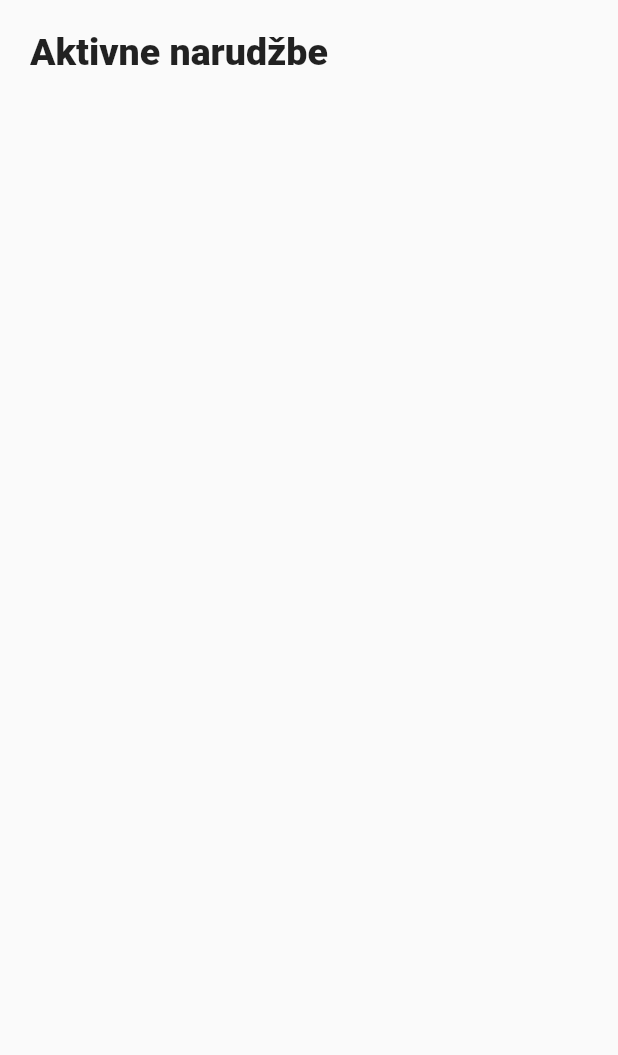
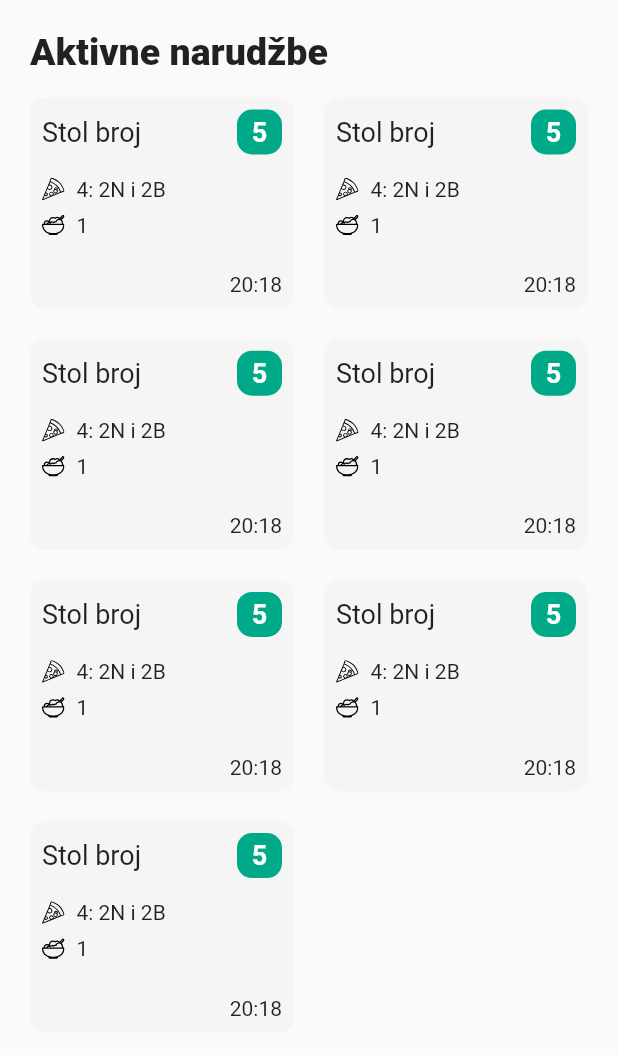
Before and after one commit to Mario06-dev/order_system_app, a Flutter app: the OrdersScreen widget shown alone on an empty page, opened directly, on a phone screen of 412 x 824 dp. Shown: the top 1055 px of the screen. Run offline on Flutter 3.47's test engine with Material 2 defaults, Android fonts, the light colour scheme and no system bars; our stand-ins replace easy_sidemenu, flutter_svg.

Commit message:
Partial order and pizza models implemented

```diff
--- a/lib/models/order_model.dart
+++ b/lib/models/order_model.dart
@@ -1,9 +1,19 @@
+import 'package:order_system_app/models/pizza_model.dart';
+
 class Order {
-  String table;
-  bool hasStarter;
+  String orderId;
+  String table; // table identifier
+  bool hasStarter; // if there is a starter meal
+  DateTime orderTime; // time when order was placed
+  List<Pizza> pizzasList; // all pizzas present in the order
+  // saladsList
+  // nesto za hladna predjela
 
   Order({
+    required this.orderId,
     required this.table,
+    required this.orderTime,
+    required this.pizzasList,
     this.hasStarter = false,
   });
 }
--- /dev/null
+++ b/lib/models/pizza_model.dart
@@ -0,0 +1,11 @@
+class Pizza {
+  String name;
+  List toppings;
+  bool isBabySize;
+
+  Pizza({
+    required this.name,
+    required this.toppings,
+    this.isBabySize = false,
+  });
+}
--- a/lib/screens/main_screen.dart
+++ b/lib/screens/main_screen.dart
@@ -1,6 +1,7 @@
 import 'package:easy_sidemenu/easy_sidemenu.dart';
 import 'package:flutter/material.dart';
 import 'package:flutter_svg/flutter_svg.dart';
+import 'package:order_system_app/constants/colors.dart';
 import 'package:order_system_app/screens/admin_screen.dart';
 import 'package:order_system_app/screens/orders_screen.dart';
 import 'package:order_system_app/screens/settings_screen.dart';
@@ -31,6 +32,7 @@ class _MainScreenState extends State<MainScreen> {
   Widget build(BuildContext context) {
     return Scaffold(
       floatingActionButton: FloatingActionButton(
+        backgroundColor: primaryColor,
         child: const Icon(
           Icons.add,
         ),
--- a/lib/screens/orders_screen.dart
+++ b/lib/screens/orders_screen.dart
@@ -1,16 +1,19 @@
 import 'package:flutter/material.dart';
+import 'package:order_system_app/widgets/order_preview_card.dart';
+
+import '../models/pizza_model.dart';
 
 class OrdersScreen extends StatelessWidget {
   const OrdersScreen({super.key});
 
   @override
   Widget build(BuildContext context) {
-    return const Padding(
-      padding: EdgeInsets.all(20.0),
+    return Padding(
+      padding: const EdgeInsets.all(20.0),
       child: Column(
         crossAxisAlignment: CrossAxisAlignment.start,
         children: [
-          Padding(
+          const Padding(
             padding: EdgeInsets.only(bottom: 16),
             child: Text(
               "Aktivne narudžbe",
@@ -20,6 +23,34 @@ class OrdersScreen extends StatelessWidget {
               ),
             ),
           ),
+          Expanded(
+            child: GridView.builder(
+              itemCount: 7,
+              physics: const NeverScrollableScrollPhysics(),
+              gridDelegate: const SliverGridDelegateWithMaxCrossAxisExtent(
+                childAspectRatio: (100 / 80),
+                maxCrossAxisExtent: 200,
+                crossAxisSpacing: 20,
+                mainAxisSpacing: 20,
+              ),
+              itemBuilder: (context, index) {
+                return OrderPreviewCard(
+                  table: "5",
+                  numberOfPizzas: const {'baby': 2, 'normal': 2},
+                  orderId: 'jshakjhsajk',
+                  orderTime: DateTime.parse('2023-07-10 20:18:04Z'),
+                  pizzasList: [
+                    Pizza(name: "Margarita", toppings: ["salsa, mozzarella"]),
+                    Pizza(
+                      name: "Margarita",
+                      toppings: ["salsa, mozzarella"],
+                      isBabySize: true,
+                    ),
+                  ],
+                );
+              },
+            ),
+          ),
         ],
       ),
     );
--- /dev/null
+++ b/lib/widgets/order_preview_card.dart
@@ -0,0 +1,111 @@
+import 'package:flutter/material.dart';
+import 'package:flutter_svg/flutter_svg.dart';
+import 'package:intl/intl.dart';
+import 'package:order_system_app/models/pizza_model.dart';
+
+import '../constants/colors.dart';
+
+class OrderPreviewCard extends StatelessWidget {
+  const OrderPreviewCard({
+    super.key,
+    required this.table,
+    required this.numberOfPizzas,
+    required this.orderTime,
+    required this.orderId,
+    required this.pizzasList,
+  });
+
+  final String table;
+  final Map numberOfPizzas;
+  final DateTime orderTime;
+  final String orderId;
+  final List<Pizza> pizzasList;
+
+  @override
+  Widget build(BuildContext context) {
+    return GestureDetector(
+      onTap: () {},
+      child: Container(
+        padding: const EdgeInsets.all(8),
+        decoration: BoxDecoration(
+          borderRadius: BorderRadius.circular(10),
+          color: const Color(0xfff5f5f5),
+        ),
+        child: Column(
+          children: [
+            Row(
+              children: [
+                const Text(
+                  "Stol broj",
+                  style: TextStyle(
+                    fontSize: 18,
+                  ),
+                ),
+                const Spacer(),
+                Container(
+                  width: 30,
+                  height: 30,
+                  decoration: BoxDecoration(
+                    borderRadius: BorderRadius.circular(10),
+                    color: primaryColor,
+                  ),
+                  child: Center(
+                    child: Text(
+                      table,
+                      style: const TextStyle(
+                        fontWeight: FontWeight.bold,
+                        fontSize: 18,
+                        color: Colors.white,
+                      ),
+                    ),
+                  ),
+                ),
+              ],
+            ),
+            Padding(
+              padding: const EdgeInsets.only(top: 15),
+              child: Row(
+                children: [
+                  SvgPicture.asset(
+                    "assets/icons/pizza.svg",
+                    height: 15,
+                  ),
+                  Padding(
+                    padding: const EdgeInsets.only(left: 8),
+                    child: Text(
+                        "${numberOfPizzas['normal'] + numberOfPizzas['baby']}: ${numberOfPizzas['normal']}N i ${numberOfPizzas['baby']}B"),
+                  ),
+                ],
+              ),
+            ),
+            Padding(
+              padding: const EdgeInsets.only(top: 8),
+              child: Row(
+                children: [
+                  SvgPicture.asset(
+                    "assets/icons/salad.svg",
+                    height: 15,
+                  ),
+                  const Padding(
+                    padding: EdgeInsets.only(left: 8),
+                    child: Text("1"),
+                  ),
+                ],
+              ),
+            ),
+            const Spacer(),
+            Padding(
+              padding: const EdgeInsets.only(top: 8),
+              child: Row(
+                children: [
+                  const Spacer(),
+                  Text(DateFormat.Hm().format(orderTime)),
+                ],
+              ),
+            )
+          ],
+        ),
+      ),
+    );
+  }
+}
--- a/pubspec.yaml
+++ b/pubspec.yaml
@@ -14,6 +14,7 @@ dependencies:
   cupertino_icons: ^1.0.2
   easy_sidemenu: ^0.4.2
   flutter_svg: ^2.0.7
+  intl: ^0.18.1
 
 dev_dependencies:
   flutter_test:
```
Also changed, not shown: lib/data/order_data.dart (added, +88 -0 lines), lib/constants/toppings.dart (added), pubspec.lock.
